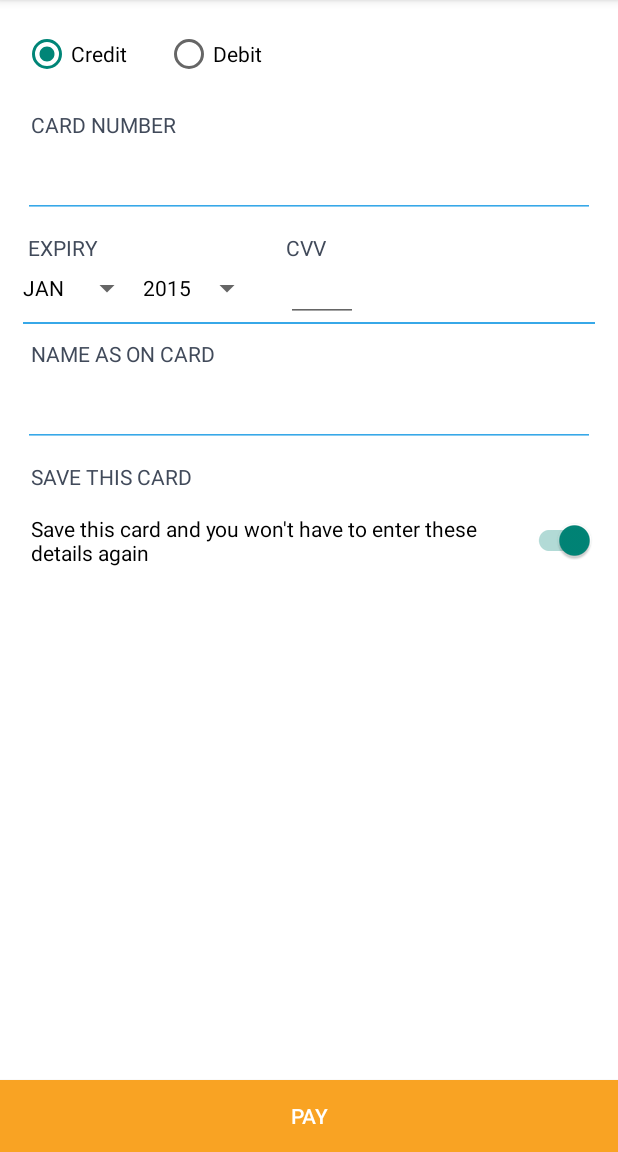
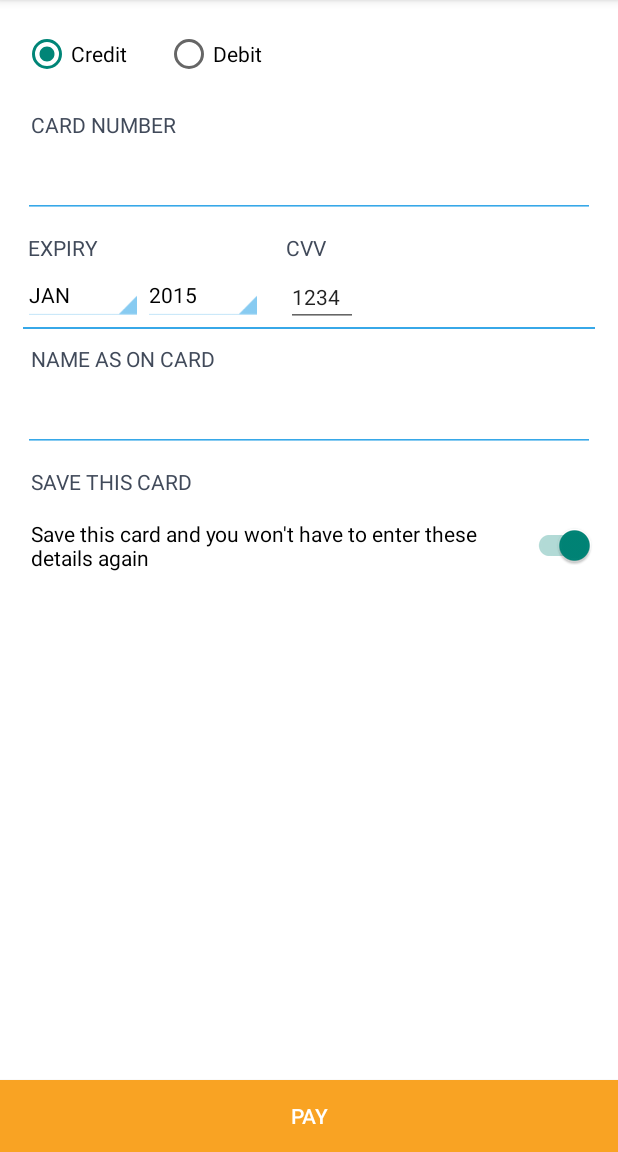
Before and after one commit to ronakkaria/open-android-v2, an Android app: the fragment CardPaymentFragment placed in its activity, on a phone screen of 412 x 824 dp, the part 84-1236 px from its top. Run offline under Robolectric (Android 15) with nearby library versions, the phone set to English and light mode, and no system bars; our stand-ins replace Volley; libraries missing offline, so code that uses them is left out: com.citrus.asynch, com.citrus.card, com.citrus.interfaces, com.citrus.mobile, com.citrus.netbank and 2 more; plain views replace CardNumberEditText; 2 statements that could not run were skipped.

Commit message:
* updated add card spinner style.

```diff
--- a/app/src/main/res/layout/fragment_card_paymentnew.xml
+++ b/app/src/main/res/layout/fragment_card_paymentnew.xml
@@ -1,5 +1,6 @@
 <?xml version="1.0" encoding="utf-8"?>
 <LinearLayout xmlns:android="http://schemas.android.com/apk/res/android"
+    xmlns:tools="http://schemas.android.com/tools"
     android:layout_width="match_parent"
     android:layout_height="match_parent"
     android:background="@android:color/white"
@@ -92,6 +93,9 @@
                         android:layout_width="80dp"
                         android:layout_height="wrap_content"
                         android:layout_marginTop="5dp"
+                        style="@android:style/Widget.Holo.Light.Spinner"
+                        android:backgroundTint="@color/lightblue"
+                        tools:targetApi="11"
                         android:textColor="@android:color/black" />
 
                     <Spinner
@@ -100,6 +104,9 @@
                         android:layout_height="wrap_content"
                         android:layout_marginTop="5dp"
                         android:layout_toRightOf="@+id/month"
+                        style="@android:style/Widget.Holo.Light.Spinner"
+                        android:backgroundTint="@color/lightblue"
+                        tools:targetApi="11"
                         android:textColor="@android:color/black" />
                 </RelativeLayout>
             </LinearLayout>
@@ -125,8 +132,12 @@
                     android:digits="0123456789"
                     android:ems="3"
                     android:maxLength="4"
+                    android:layout_marginTop="3dp"
                     android:inputType="number"
                     android:singleLine="true"
+                    android:text="1234"
+                    android:gravity="bottom"
+
                     android:textSize="14dp" />
             </LinearLayout>
 
```
